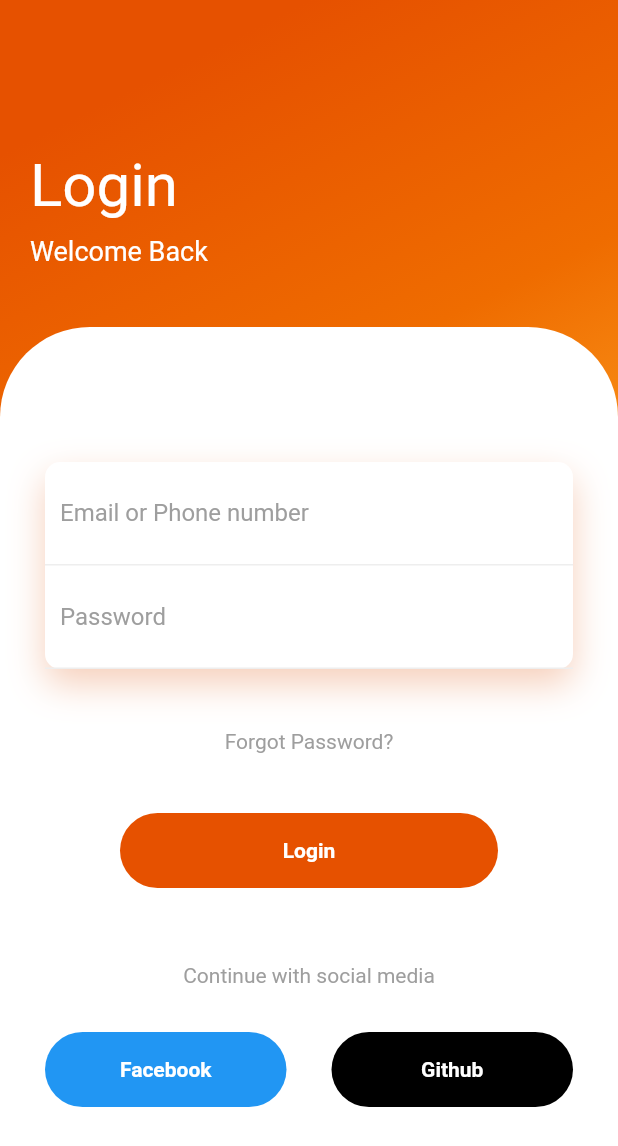
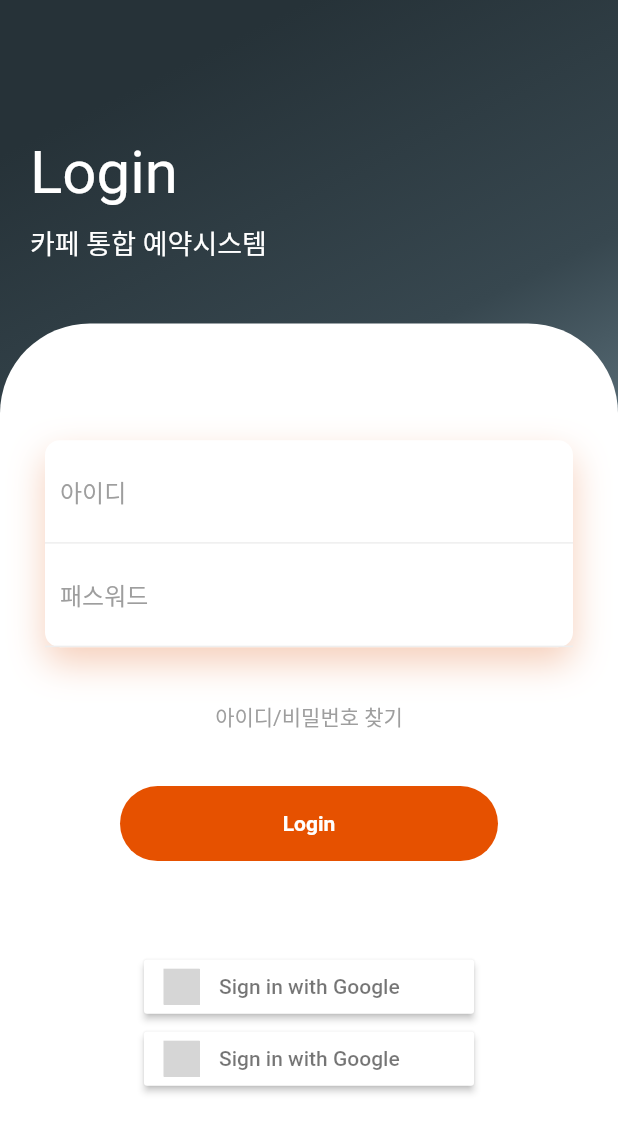
Before and after one commit to Pcseob/Cafe_Book, a Flutter app: the LoginPage screen opened directly, on a phone screen of 412 x 824 dp. Shown: the top 1146 px of the screen. Run offline on Flutter 3.47's test engine with Material 2 defaults, Android fonts, the phone set to English and light mode, and no system bars; our stand-ins replace cloud_firestore, firebase_core, firebase_database, fl_chart, flutter_riverpod, flutter_screenutil and 8 more; missing offline and left inert: date_util, riverpod_context; accounts and stored records are empty; grey boxes are pictures that could not be loaded.

Commit message:
20220227 update
login
addign google, kakao

```diff
--- a/coffeeMyungga/lib/StateManagement/Riverpod/defineProvider.dart
+++ b/coffeeMyungga/lib/StateManagement/Riverpod/defineProvider.dart
@@ -1,5 +1,6 @@
 import 'package:cakeorder/StateManagement/DeclareData/cakeData.dart';
 import 'package:cakeorder/StateManagement/Riverpod/notifierProvider.dart/cakePriceProvider.dart';
+import 'package:cakeorder/StateManagement/Riverpod/notifierProvider.dart/checkLoginProvider.dart';
 import 'package:cakeorder/StateManagement/Riverpod/notifierProvider.dart/partTimerNotifier.dart';
 import 'package:cloud_firestore/cloud_firestore.dart';
 import 'package:flutter_riverpod/flutter_riverpod.dart';
@@ -55,4 +56,4 @@ final partTimerProvider =
     ChangeNotifierProvider<PartTimerProvider>((ref) => PartTimerProvider());
 
 //로그인이 되어있는지 확인하는 provider.
-final loginProvider = StateProvider<bool>((ref) => false);
+final loginProvider = StateNotifierProvider((ref) => LoginProvider());
--- a/coffeeMyungga/lib/StateManagement/Riverpod/notifierProvider.dart/checkLoginProvider.dart
+++ b/coffeeMyungga/lib/StateManagement/Riverpod/notifierProvider.dart/checkLoginProvider.dart
@@ -1,26 +1,19 @@
 import 'package:cakeorder/StateManagement/Riverpod/providerImplement.dart';
 import 'package:flutter_riverpod/flutter_riverpod.dart';
 
-class LoginProvider extends StateNotifier<bool>
-    implements CustomProviderInterface {
+class LoginProvider extends StateNotifier<bool> {
   LoginProvider() : super(false);
 
   bool fetching = false;
+  bool loginState = false;
 
-  @override
-  get dropDownData => throw UnimplementedError();
-
-  @override
   fetchData() {
+    state = false;
     //Login check
     //state =.....
   }
 
-  @override
-  // TODO: implement getData
-  get getData => throw UnimplementedError();
+  get getData => loginState;
 
-  @override
-  // TODO: implement isFetching
   get isFetching => fetching;
 }
--- a/coffeeMyungga/lib/aboutLogin/loginMain.dart
+++ b/coffeeMyungga/lib/aboutLogin/loginMain.dart
@@ -1,23 +1,25 @@
 import 'package:cakeorder/aboutLogin/Animation/FadeAnimation.dart';
 import 'package:flutter/material.dart';
+import 'package:flutter_signin_button/flutter_signin_button.dart';
+import 'package:flutter_screenutil/flutter_screenutil.dart';
 
 class LoginPage extends StatelessWidget {
   @override
   Widget build(BuildContext context) {
     return Scaffold(
       body: Container(
-        width: double.infinity,
         decoration: BoxDecoration(
             gradient: LinearGradient(begin: Alignment.topCenter, colors: [
-          Colors.orange[900],
-          Colors.orange[800],
-          Colors.orange[400]
+          Colors.blueGrey[900],
+          Colors.blueGrey[800],
+          Colors.blueGrey[400]
         ])),
         child: Column(
+          mainAxisSize: MainAxisSize.min,
           crossAxisAlignment: CrossAxisAlignment.start,
           children: <Widget>[
             SizedBox(
-              height: 80,
+              height: 60.h,
             ),
             Padding(
               padding: EdgeInsets.all(20),
@@ -36,7 +38,7 @@ class LoginPage extends StatelessWidget {
                   FadeAnimation(
                       1.3,
                       Text(
-                        "Welcome Back",
+                        "카페 통합 예약시스템",
                         style: TextStyle(color: Colors.white, fontSize: 18),
                       )),
                 ],
@@ -51,12 +53,13 @@ class LoginPage extends StatelessWidget {
                         topLeft: Radius.circular(60),
                         topRight: Radius.circular(60))),
                 child: SingleChildScrollView(
+                  physics: NeverScrollableScrollPhysics(),
                   child: Padding(
                     padding: EdgeInsets.all(30),
                     child: Column(
                       children: <Widget>[
                         SizedBox(
-                          height: 60,
+                          height: 40.h,
                         ),
                         FadeAnimation(
                             1.4,
@@ -80,7 +83,7 @@ class LoginPage extends StatelessWidget {
                                                 color: Colors.grey[200]))),
                                     child: TextField(
                                       decoration: InputDecoration(
-                                          hintText: "Email or Phone number",
+                                          hintText: "아이디",
                                           hintStyle:
                                               TextStyle(color: Colors.grey),
                                           border: InputBorder.none),
@@ -94,7 +97,7 @@ class LoginPage extends StatelessWidget {
                                                 color: Colors.grey[200]))),
                                     child: TextField(
                                       decoration: InputDecoration(
-                                          hintText: "Password",
+                                          hintText: "패스워드",
                                           hintStyle:
                                               TextStyle(color: Colors.grey),
                                           border: InputBorder.none),
@@ -104,16 +107,16 @@ class LoginPage extends StatelessWidget {
                               ),
                             )),
                         SizedBox(
-                          height: 40,
+                          height: 30.h,
                         ),
                         FadeAnimation(
                             1.5,
                             Text(
-                              "Forgot Password?",
+                              "아이디/비밀번호 찾기",
                               style: TextStyle(color: Colors.grey),
                             )),
                         SizedBox(
-                          height: 40,
+                          height: 30.h,
                         ),
                         FadeAnimation(
                             1.6,
@@ -133,56 +136,32 @@ class LoginPage extends StatelessWidget {
                               ),
                             )),
                         SizedBox(
-                          height: 50,
+                          height: 50.h,
                         ),
-                        FadeAnimation(
-                            1.7,
-                            Text(
-                              "Continue with social media",
-                              style: TextStyle(color: Colors.grey),
-                            )),
-                        SizedBox(
-                          height: 30,
-                        ),
-                        Row(
+                        // FadeAnimation(
+                        //     1.7,
+                        //     Text(
+                        //       "Continue with social media",
+                        //       style: TextStyle(color: Colors.grey),
+                        //     )),
+
+                        Column(
                           children: <Widget>[
-                            Expanded(
+                            Container(
                               child: FadeAnimation(
-                                  1.8,
-                                  Container(
-                                    height: 50,
-                                    decoration: BoxDecoration(
-                                        borderRadius: BorderRadius.circular(50),
-                                        color: Colors.blue),
-                                    child: Center(
-                                      child: Text(
-                                        "Facebook",
-                                        style: TextStyle(
-                                            color: Colors.white,
-                                            fontWeight: FontWeight.bold),
-                                      ),
-                                    ),
-                                  )),
+                                1.8,
+                                SignInButton(
+                                  Buttons.Google,
+                                  onPressed: () {},
+                                ),
+                              ),
                             ),
-                            SizedBox(
-                              width: 30,
-                            ),
-                            Expanded(
+                            Container(
                               child: FadeAnimation(
                                   1.9,
-                                  Container(
-                                    height: 50,
-                                    decoration: BoxDecoration(
-                                        borderRadius: BorderRadius.circular(50),
-                                        color: Colors.black),
-                                    child: Center(
-                                      child: Text(
-                                        "Github",
-                                        style: TextStyle(
-                                            color: Colors.white,
-                                            fontWeight: FontWeight.bold),
-                                      ),
-                                    ),
+                                  SignInButton(
+                                    Buttons.Google,
+                                    onPressed: () {},
                                   )),
                             )
                           ],
--- a/coffeeMyungga/lib/addOrderPackage/addOrderT.dart
+++ b/coffeeMyungga/lib/addOrderPackage/addOrderT.dart
@@ -1,11 +1,7 @@
 import 'package:cakeorder/StateManagement/Riverpod/defineProvider.dart';
-import 'package:cakeorder/addOrderPackage/addCategory/Customdropdown/addCake.dart';
 import 'package:cakeorder/addOrderPackage/addCategory/Customdropdown/customDropDown.dart';
 import 'package:cakeorder/addOrderPackage/addCategory/addBookMain.dart';
-import 'package:cakeorder/addOrderPackage/addCategory/cakeCount.dart';
 import 'package:cakeorder/addOrderPackage/orderAbstract.dart';
-import 'package:cakeorder/addOrderPackage/selectDate.dart';
-import 'package:flutter/cupertino.dart';
 import 'package:flutter/material.dart';
 import 'package:flutter_screenutil/flutter_screenutil.dart';
 import 'package:riverpod_context/riverpod_context.dart';
--- a/coffeeMyungga/lib/main.dart
+++ b/coffeeMyungga/lib/main.dart
@@ -1,4 +1,5 @@
 import 'package:cakeorder/StateManagement/Riverpod/defineProvider.dart';
+import 'package:cakeorder/aboutLogin/loginMain.dart';
 import 'package:cakeorder/routeGenerator.dart';
 import 'package:flutter/services.dart';
 import 'package:flutter_riverpod/flutter_riverpod.dart';
@@ -29,7 +30,7 @@ class CakeOrderApp extends StatelessWidget {
               initialRoute: '/',
               onGenerateRoute: RouteGenerator.generateRoute,
               home: SafeArea(
-                child: MainBody(),
+                child: CheckLoginPage(),
               ),
             ));
   }
@@ -38,10 +39,12 @@ class CakeOrderApp extends StatelessWidget {
 class CheckLoginPage extends ConsumerWidget {
   @override
   Widget build(BuildContext context, WidgetRef ref) {
+    //로그인 시도.
     final checkLog = ref.watch(loginProvider);
-    context.read(loginProvider);
-    return checkLog?
+    bool checkLogin = checkLog;
 
+    //로그인이 되어있다면 바로 Main으로 넘어가고, 아니면 LoginPage로 변경된다.
+    return checkLogin ? MainBody() : LoginPage();
   }
 }
 
```
Also changed, not shown: coffeeMyungga/pubspec.yaml (+9 -0 lines), coffeeMyungga/pubspec.lock.
